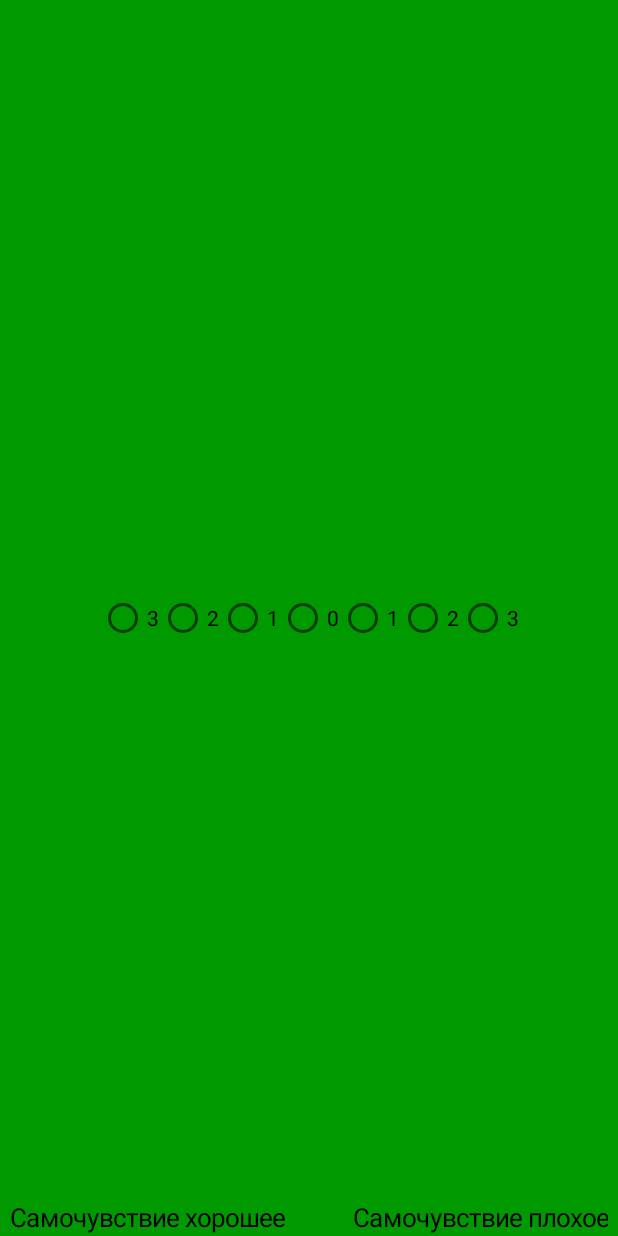
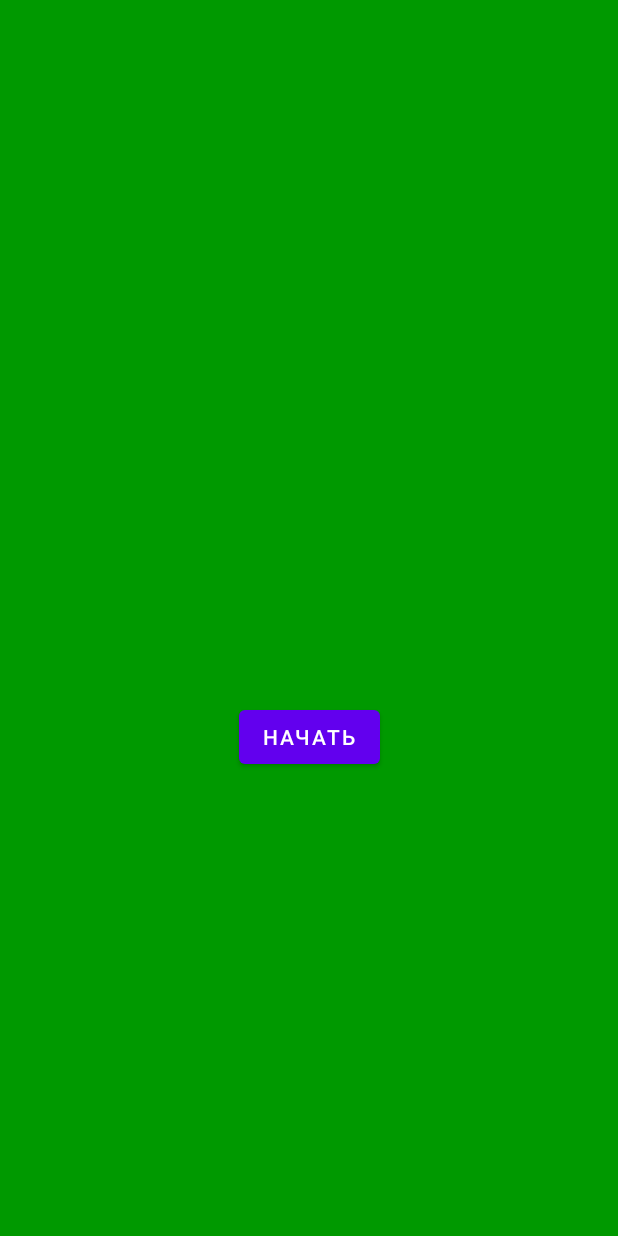
Before and after one commit to VelimchenkoVitaly/StressApp, an Android app: the TestActivity screen opened directly, with no data from a screen before it, on a phone screen of 412 x 824 dp. Run offline under Robolectric (Android 15) with nearby library versions, the phone set to English and light mode, and no system bars.

Commit message:
исправил подсчет очков тестирования

```diff
--- a/app/src/main/java/com/example/stressapp/TestActivity.kt
+++ b/app/src/main/java/com/example/stressapp/TestActivity.kt
@@ -1,124 +1,130 @@
 package com.example.stressapp
 
-import android.content.res.Resources
-import android.graphics.Color
-import android.icu.text.AlphabeticIndex.ImmutableIndex
+import android.content.Intent
+import android.os.Bundle
+import android.view.View
+import android.widget.*
+import androidx.appcompat.app.AlertDialog
 import androidx.appcompat.app.AppCompatActivity
-import android.os.Bundle
-import android.provider.MediaStore.Audio.Radio
-import android.view.ViewGroup
-import android.view.ViewGroup.MarginLayoutParams
-import android.widget.LinearLayout
-import android.widget.RadioButton
-import android.widget.RadioGroup
-import android.widget.RelativeLayout
-import androidx.core.view.marginTop
-import android.view.Gravity
-import android.widget.TextView
-import android.widget.Button
 
 
 class TestActivity : AppCompatActivity() {
+    private var wellbeing : Int = 0
+    private var activeness : Int = 0
+    private var mood : Int = 0
+    private var wellbeingTemp : Int = 0
+    private var activenessTemp : Int = 0
+    private var moodTemp : Int = 0
+    private var buttonFlag : Int = 0
+    private val negativeListL: List<String> = listOf("Самочувствие плохое", "Чувствую себя слабым", "Разбитый", "Обессиленный", "Напряженный", "Больной", "Усталый", "Изнуренный", "Легко утомляемый", "Вялый", "Пассивный", "Малоподвижный", "Медлительный", "Бездеятельный", "Безучастный", "Равнодушный", "Сонливый", "Желание отдохнуть", "Соображать трудно", "Рассеянный", "Грустный", "Плохое настроение", "Несчастный", "Мрачный", "Унылый", "Печальный", "Озабоченный", "Пессимистичный", "Разочарованный", "Недовольный", "")
+    private val positiveListR: List<String> = listOf("Самочувствие хорошее", "Чувствую себя сильным", "Работоспособный", "Полный сил", "Расслабленный", "Здоровый", "Отдохнувший", "Свежий", "Выносливый", "Бодрый", "Активный", "Подвижный", "Быстрый", "Деятельный", "Увлеченный", "Взволнованный", "Возбужденный", "Желание работать", "Соображать легко", "Внимательный", "Веселый", "Хорошее настроение", "Счастливый", "Жизнерадостный", "Восторженный", "Радостный", "Спокойный", "Оптимистичный", "Полный надежд", "Довольный", "")
+
     override fun onCreate(savedInstanceState: Bundle?) {
         super.onCreate(savedInstanceState)
         setContentView(R.layout.activity_test)
-        setTest()
 
+        val rGroup = findViewById<RadioGroup>(R.id.radioGroup)
+        val nextBtn = findViewById<Button>(R.id.button3)
+        val txtL = findViewById<TextView>(R.id.textL)
+        val txtR = findViewById<TextView>(R.id.textR)
+        //val txt1 = findViewById<TextView>(R.id.textView1)
+        //val txt2 = findViewById<TextView>(R.id.textView2)
+        //val txt3 = findViewById<TextView>(R.id.textView3)
 
+        //val txt4 = findViewById<TextView>(R.id.textView5)
+        //txt4.text = buttonFlag.toString()
+        txtL.text = ""
+        txtR.text = ""
+        nextBtn.text = "начать"
+        rGroup.visibility = View.INVISIBLE
+        nextBtn.setOnClickListener{
+            rGroup.visibility = View.VISIBLE
+                txtL.text = negativeListL[buttonFlag]
+                txtR.text = positiveListR[buttonFlag]
+                nextBtn.text = "следующее состояние"
+
+                when (buttonFlag) {
+                    in 0..10 -> {
+                        wellbeing += wellbeingTemp
+                    }
+                    in 11..20 -> {
+                        activeness += activenessTemp
+                    }
+                    in 21..30 -> {
+                        mood += moodTemp
+                    }
+                }
+               // txt1.setText(wellbeing.toString())
+                //txt2.setText(activeness.toString())
+                //txt3.setText(mood.toString())
+               // txt4.text = buttonFlag.toString()
+            if (buttonFlag < 30)
+                buttonFlag++
+            else {
+                nextBtn.text = "закончить"
+                createExitDialog()
+            }
+                rGroup.clearCheck()
+        }
+
+        rGroup.setOnCheckedChangeListener{group, checkedId ->
+            when(checkedId)
+            {
+                R.id.radioButton1 -> {
+                    when (buttonFlag){
+                        in 0 ..10 -> {wellbeingTemp = 1}
+                        in 11..20 -> {activenessTemp = 1}
+                        in 21..30 -> {moodTemp = 1}}
+                }
+                R.id.radioButton2 -> {
+                    when (buttonFlag){
+                        in 0 ..10 -> {wellbeingTemp = 2}
+                        in 11..20 -> {activenessTemp = 2}
+                        in 21..30 -> {moodTemp = 2}}
+                }
+                R.id.radioButton3 -> {
+                    when (buttonFlag){
+                        in 0 ..10 -> {wellbeingTemp = 3}
+                        in 11..20 -> {activenessTemp = 3}
+                        in 21..30 -> {moodTemp = 3}}
+                }
+                R.id.radioButton4 -> {
+                    when (buttonFlag){
+                        in 0 ..10 -> {wellbeingTemp = 4}
+                        in 11..20 -> {activenessTemp = 4}
+                        in 21..30 -> {moodTemp = 4}}
+                }
+                R.id.radioButton5 -> {
+                    when (buttonFlag){
+                        in 0 ..10 -> {wellbeingTemp = 5}
+                        in 11..20 -> {activenessTemp = 5}
+                        in 21..30 -> {moodTemp = 5}}
+                }
+                R.id.radioButton6 -> {
+                    when (buttonFlag){
+                        in 0 ..10 -> {wellbeingTemp = 6}
+                        in 11..20 -> {activenessTemp = 6}
+                        in 21..30 -> {moodTemp = 6}}
+                }
+                R.id.radioButton7 -> {
+                    when (buttonFlag){
+                        in 0 ..10 -> {wellbeingTemp = 7}
+                        in 11..20 -> {activenessTemp = 7}
+                        in 21..30 -> {moodTemp = 7}}
+                }
+            }
+
+        }
     }
 
-    private fun setTest()
-{
-    var buttonFlag : Int = 1
+    private fun createExitDialog()
+    {
+        val builder = AlertDialog.Builder(this)
+        builder.setTitle(R.string.testPassed)
+        builder.setMessage((wellbeing/10).toString() + "\n" + (activeness/10).toString()+ "\n" + (mood/10).toString())
 
-    val listR: List<String> = listOf("Самочувствие плохое","Чувствую себя слабым", "Активный", "Подвижный", "Грустный", "Плохое настроение", "Разбитый", "Обессиленный", "Быстрый", "Деятельный", "Несчастный", "Мрачный", "Расслабленный", "Больной", "Увлеченный", "Взволнованный", "Унылый", "Печальный", "Усталый", "Изнуренный", "Возбужденный", "Желание работать", "Озабоченный", "Пессимистичный", "Легко утомляемый", "Вялый", "Соображать легко", "Внимательный", "Разочарованный", "Недовольный")
-    val listL: List<String> = listOf("Самочувствие хорошее", "Чувствую себя сильным", "Пассивный", "Малоподвижный", "Веселый", "Хорошее настроение", "Работоспособный", "Полный сил", "Медлительный", "Бездеятельный", "Счастливый", "Жизнерадостный", "Напряженный", "Здоровый", "Безучастный", "Равнодушный", "Восторженный", "Радостный", "Отдохнувший", "Свежий", "Сонливый", "Желание отдохнуть", "Спокойный", "Оптимистичный", "Выносливый", "Бодрый", "Соображать трудно", "Рассеянный", "Полный надежд", "Довольный")
-    val layout = findViewById<RelativeLayout>(R.id.layout)
+        builder.setNegativeButton(R.string.exit) { dialogInterface, i -> startActivity(Intent(this, MainActivity::class.java )) }
+        builder.show()
+    }
 
-    val paramsRG = RelativeLayout.LayoutParams(
-        RelativeLayout.LayoutParams.MATCH_PARENT,
-        RelativeLayout.LayoutParams.WRAP_CONTENT
-    )
-    paramsRG.addRule(RelativeLayout.CENTER_VERTICAL)
-
-
-    val rGroup = RadioGroup(this)
-    rGroup.gravity = Gravity.CENTER_HORIZONTAL
-    rGroup.orientation = LinearLayout.HORIZONTAL
-    rGroup.layoutParams = paramsRG
-
-    val paramsTxtR = RelativeLayout.LayoutParams(
-        RelativeLayout.LayoutParams.MATCH_PARENT,
-        RelativeLayout.LayoutParams.WRAP_CONTENT
-    )
-
-    paramsTxtR.setMargins(0,1200,10,0)
-
-    val paramsTxtL = RelativeLayout.LayoutParams(
-        RelativeLayout.LayoutParams.MATCH_PARENT,
-        RelativeLayout.LayoutParams.WRAP_CONTENT
-    )
-
-    paramsTxtL.setMargins(10,1200,0,0)
-    val txtR = TextView(this)
-
-    txtR.layoutParams = paramsTxtR
-    txtR.gravity = Gravity.RIGHT
-    txtR.setTextColor(Color.BLACK)
-    txtR.textSize = 17F
-
-    val txtL = TextView(this)
-    txtR.text = listR[0]
-    txtL.text = listL[0]
-    txtL.layoutParams = paramsTxtL
-    txtL.gravity = Gravity.LEFT
-    txtL.setTextColor(Color.BLACK)
-    txtL.textSize = 17F
-    //var x = 0
-    val rBut1 = RadioButton(this)
-    rBut1.text = "3"
-    val rBut2 = RadioButton(this)
-    rBut2.text = "2"
-    val rBut3 = RadioButton(this)
-    rBut3.text = "1"
-    val rBut4 = RadioButton(this)
-    rBut4.text = "0"
-    val rBut5 = RadioButton(this)
-    rBut5.text = "1"
-    val rBut6 = RadioButton(this)
-    rBut6.text = "2"
-    val rBut7 = RadioButton(this)
-    rBut7.text = "3"
-
-    val paramsBtn = RelativeLayout.LayoutParams(
-        RelativeLayout.LayoutParams.MATCH_PARENT,
-        RelativeLayout.LayoutParams.WRAP_CONTENT
-    )
-    paramsBtn.setMargins(0,1300,0,0)
-
-    val OKbtn = Button(this)
-    OKbtn.text = "следующее состояние"
-    OKbtn.layoutParams = paramsBtn
-    OKbtn.gravity = Gravity.CENTER_HORIZONTAL
-    OKbtn.setBackgroundColor(Color.RED)
-
-    OKbtn.setOnClickListener{
-        if (buttonFlag <= 30){
-        txtR.text = listR[buttonFlag]
-        txtL.text = listL[buttonFlag]
-        buttonFlag++}
-        //else сюда дописать вывод результатов после их подсчета
-    }
-    rGroup.addView(rBut1)
-    rGroup.addView(rBut2)
-    rGroup.addView(rBut3)
-    rGroup.addView(rBut4)
-    rGroup.addView(rBut5)
-    rGroup.addView(rBut6)
-    rGroup.addView(rBut7)
-    layout.addView(rGroup)
-    layout.addView(OKbtn)
-    layout.addView(txtR)
-    layout.addView(txtL)
 }
-}
--- a/app/src/main/res/layout/activity_test.xml
+++ b/app/src/main/res/layout/activity_test.xml
@@ -5,21 +5,96 @@
     xmlns:tools="http://schemas.android.com/tools"
     android:layout_width="match_parent"
     android:layout_height="match_parent"
-    tools:context=".TestActivity"
-    android:background="@color/greenL">
+    android:background="@color/greenL"
+    tools:context=".TestActivity">
 
-    <RelativeLayout
-        android:id="@+id/layout"
-        android:layout_width="match_parent"
-        android:layout_height="match_parent">
+    <RadioGroup
+        android:id="@+id/radioGroup"
+        android:layout_width="wrap_content"
+        android:layout_height="wrap_content"
+        android:layout_marginEnd="37dp"
+        android:clickable="false"
+        android:orientation="horizontal"
+        app:layout_constraintBottom_toBottomOf="parent"
+        app:layout_constraintEnd_toEndOf="@+id/textR"
+        app:layout_constraintTop_toTopOf="parent"
+        app:layout_constraintVertical_bias="0.5">
 
-        <TextView
-            android:id="@+id/Rstring1"
+        <RadioButton
+            android:id="@+id/radioButton1"
             android:layout_width="match_parent"
-            android:layout_height="match_parent"
-            android:text="@string/Rstring1"
-            android:visibility="gone"></TextView>
-    </RelativeLayout>
+            android:layout_height="wrap_content"
+            android:text="@string/three" />
 
+        <RadioButton
+            android:id="@+id/radioButton2"
+            android:layout_width="wrap_content"
+            android:layout_height="wrap_content"
+            android:layout_weight="1"
+            android:text="@string/two" />
+
+        <RadioButton
+            android:id="@+id/radioButton3"
+            android:layout_width="wrap_content"
+            android:layout_height="wrap_content"
+            android:layout_weight="1"
+            android:text="@string/one" />
+
+        <RadioButton
+            android:id="@+id/radioButton4"
+            android:layout_width="wrap_content"
+            android:layout_height="wrap_content"
+            android:layout_weight="1"
+            android:text="@string/zero" />
+
+        <RadioButton
+            android:id="@+id/radioButton5"
+            android:layout_width="wrap_content"
+            android:layout_height="wrap_content"
+            android:layout_weight="1"
+            android:text="@string/one" />
+
+        <RadioButton
+            android:id="@+id/radioButton6"
+            android:layout_width="wrap_content"
+            android:layout_height="wrap_content"
+            android:layout_weight="1"
+            android:text="@string/two" />
+
+        <RadioButton
+            android:id="@+id/radioButton7"
+            android:layout_width="wrap_content"
+            android:layout_height="wrap_content"
+            android:layout_weight="1"
+            android:text="@string/three" />
+    </RadioGroup>
+
+    <Button
+        android:id="@+id/button3"
+        android:layout_width="wrap_content"
+        android:layout_height="wrap_content"
+        android:text="@string/nextState"
+        app:layout_constraintEnd_toEndOf="parent"
+        app:layout_constraintHorizontal_bias="0.5"
+        app:layout_constraintStart_toStartOf="parent"
+        app:layout_constraintTop_toBottomOf="@+id/textL" />
+
+    <TextView
+        android:id="@+id/textL"
+        android:layout_width="wrap_content"
+        android:layout_height="wrap_content"
+        android:layout_marginTop="12dp"
+        android:text="TextView"
+        app:layout_constraintStart_toStartOf="parent"
+        app:layout_constraintTop_toBottomOf="@+id/radioGroup" />
+
+    <TextView
+        android:id="@+id/textR"
+        android:layout_width="wrap_content"
+        android:layout_height="wrap_content"
+        android:layout_marginTop="12dp"
+        android:text="TextView"
+        app:layout_constraintEnd_toEndOf="parent"
+        app:layout_constraintTop_toBottomOf="@+id/radioGroup" />
 
 </androidx.constraintlayout.widget.ConstraintLayout>
--- a/app/src/main/res/values/strings.xml
+++ b/app/src/main/res/values/strings.xml
@@ -21,9 +21,9 @@
     <string name="two">2</string>
     <string name="one">1</string>
     <string name="zero">0</string>
-
-
-
-
+    <string name="nextState">следующее состояние</string>
+    <string name="testPassed">Вы прошли тест!</string>
+    <string name="results">Ваши результаты:</string>
+    <string name="exit">Выход</string>
 
 </resources>
```
